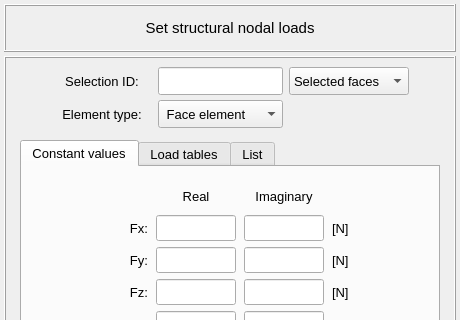
Qt form vibra/interface/data/ui_files/model/setup/structural/nodal_loads_inputs.ui (MOPT-UFSC/VIBRA) before a commit; both pictures show x 0 to 460 and y 0 to 320 of the 460 by 540 pixel window.
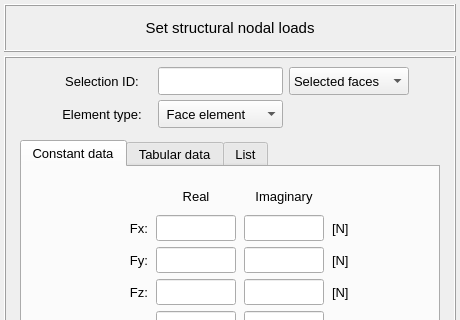
The same form after that commit.

What changed in the file:
```diff
--- a/vibra/interface/data/ui_files/model/setup/structural/nodal_loads_inputs.ui
+++ b/vibra/interface/data/ui_files/model/setup/structural/nodal_loads_inputs.ui
@@ -429,7 +429,7 @@
            </property>
            <widget class="QWidget" name="tab_constant_values">
             <attribute name="title">
-             <string>Constant values</string>
+             <string>Constant data</string>
             </attribute>
             <layout class="QGridLayout" name="gridLayout_12">
              <property name="leftMargin">
@@ -1444,7 +1444,7 @@
            </widget>
            <widget class="QWidget" name="tab_load_tables">
             <attribute name="title">
-             <string>Load tables</string>
+             <string>Tabular data</string>
             </attribute>
             <layout class="QGridLayout" name="gridLayout_10">
              <property name="leftMargin">
```
Left out of the diff: 8 changed lines with no effect on the pictures.
